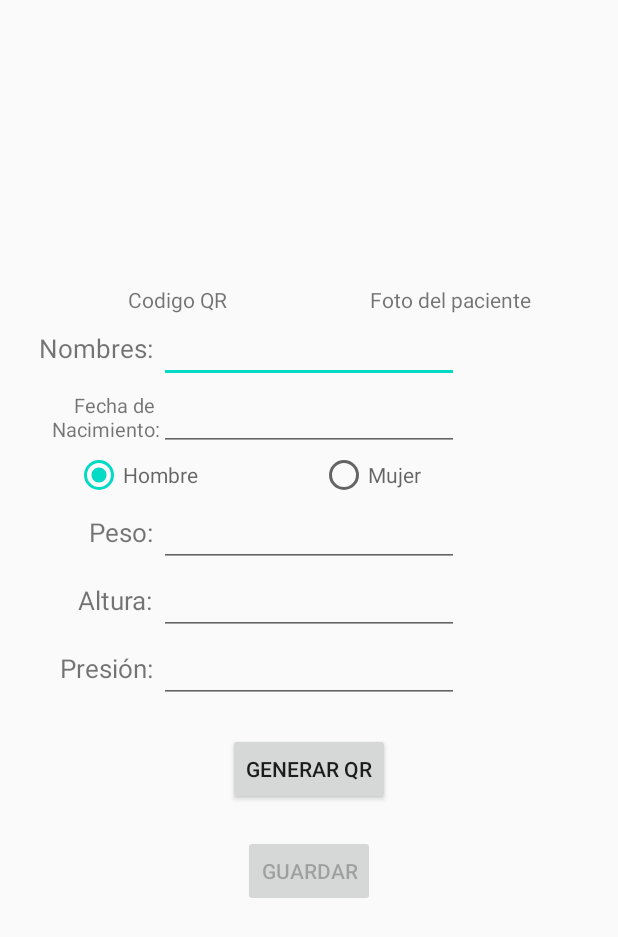
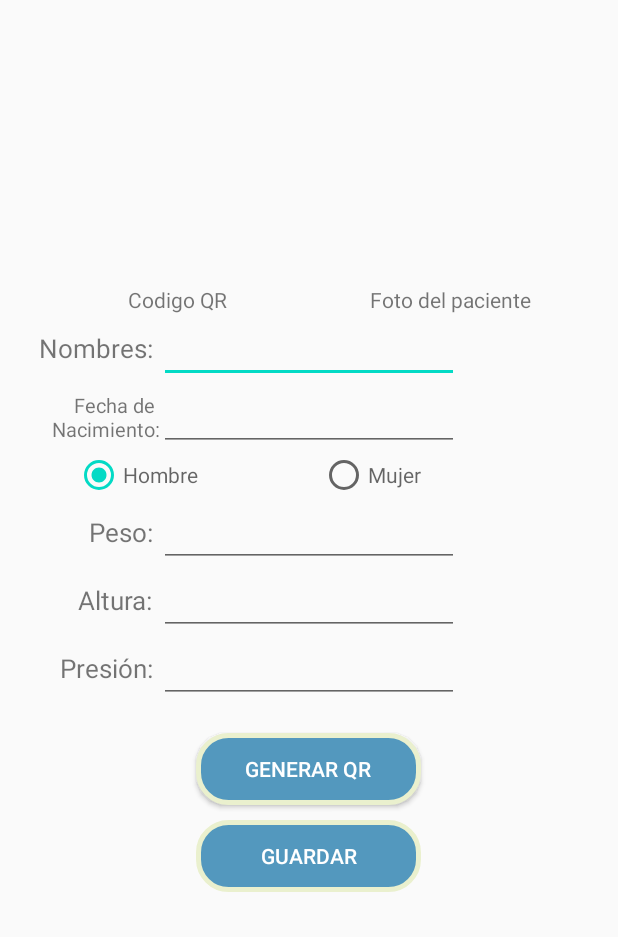
Before and after one commit to rmanchego/DNPDAH, an Android app: the layout activity_scannerqr_agregar_paciente_q_r.xml on its own in the app's theme, with its tools: preview values and no code run, on a phone screen of 412 x 824 dp. Shown: the top 937 px of the screen. Run offline under Robolectric (Android 15) with nearby library versions, the phone set to English and light mode, and no system bars.

Commit message:
Agregando estilo a los botones

```diff
--- a/ProyectoNPA2/app/src/main/res/layout/activity_login_app_login.xml
+++ b/ProyectoNPA2/app/src/main/res/layout/activity_login_app_login.xml
@@ -46,9 +46,11 @@
         android:text="Ingresar"
         android:layout_below="@id/idcontraseñaLogin"
         android:layout_centerHorizontal="true"
-        android:layout_marginTop="5dp"
+        android:layout_marginTop="15dp"
         android:layout_marginLeft="120dp"
         android:layout_marginRight="120dp"
+        android:textColor="#FFFFFF"
+        android:background="@drawable/borde_redondo"
         />
 
     <Button
@@ -61,6 +63,8 @@
         android:layout_marginTop="5dp"
         android:layout_marginLeft="120dp"
         android:layout_marginRight="120dp"
+        android:textColor="#FFFFFF"
+        android:background="@drawable/borde_redondo"
         />
 
 </RelativeLayout>
--- a/ProyectoNPA2/app/src/main/res/layout/activity_scannerqr_agregar_paciente_q_r.xml
+++ b/ProyectoNPA2/app/src/main/res/layout/activity_scannerqr_agregar_paciente_q_r.xml
@@ -158,23 +158,27 @@
         android:id="@+id/txtPacientePresion"/>
 
     <Button
-        android:layout_width="wrap_content"
+        android:layout_width="150dp"
         android:layout_height="wrap_content"
         android:text="Generar QR"
         android:layout_below="@+id/txtPacientePresion"
         android:layout_centerHorizontal="true"
         android:layout_marginTop="20sp"
-        android:id="@+id/btnPacienteGenerar"/>
+        android:id="@+id/btnPacienteGenerar"
+        android:textColor="#FFFFFF"
+        android:background="@drawable/borde_redondo"/>
 
     <Button
-        android:layout_width="wrap_content"
+        android:layout_width="150dp"
         android:layout_height="wrap_content"
         android:text="Guardar"
         android:layout_below="@+id/btnPacienteGenerar"
         android:layout_centerHorizontal="true"
-        android:layout_marginTop="20sp"
+        android:layout_marginTop="10sp"
         android:id="@+id/btnPacienteGuardar"
-        android:enabled="false"/>
+        android:enabled="false"
+        android:textColor="#FFFFFF"
+        android:background="@drawable/borde_redondo"/>
 
 
 
--- a/ProyectoNPA2/app/src/main/res/layout/frag_sensores_layout.xml
+++ b/ProyectoNPA2/app/src/main/res/layout/frag_sensores_layout.xml
@@ -18,5 +18,9 @@
         android:textAlignment="center"
         android:layout_centerHorizontal="true"
         android:text="Orientación del dispositivo"
+        android:paddingLeft="15dp"
+        android:paddingRight="15dp"
+        android:textColor="#FFFFFF"
+        android:background="@drawable/borde_redondo"
         />
 </RelativeLayout>
```
Also changed, not shown: ProyectoNPA2/app/src/main/res/layout/frag_codigoqr_layout.xml (+9 -0 lines).
